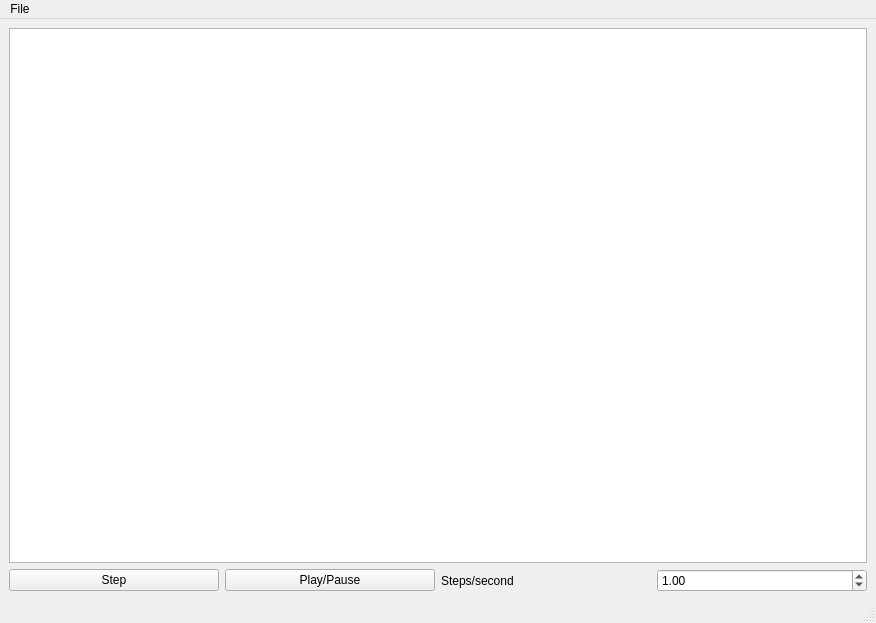
Old version of the form src/mainwindow.ui in the repository Schmuliz/verkkosimulaatio.
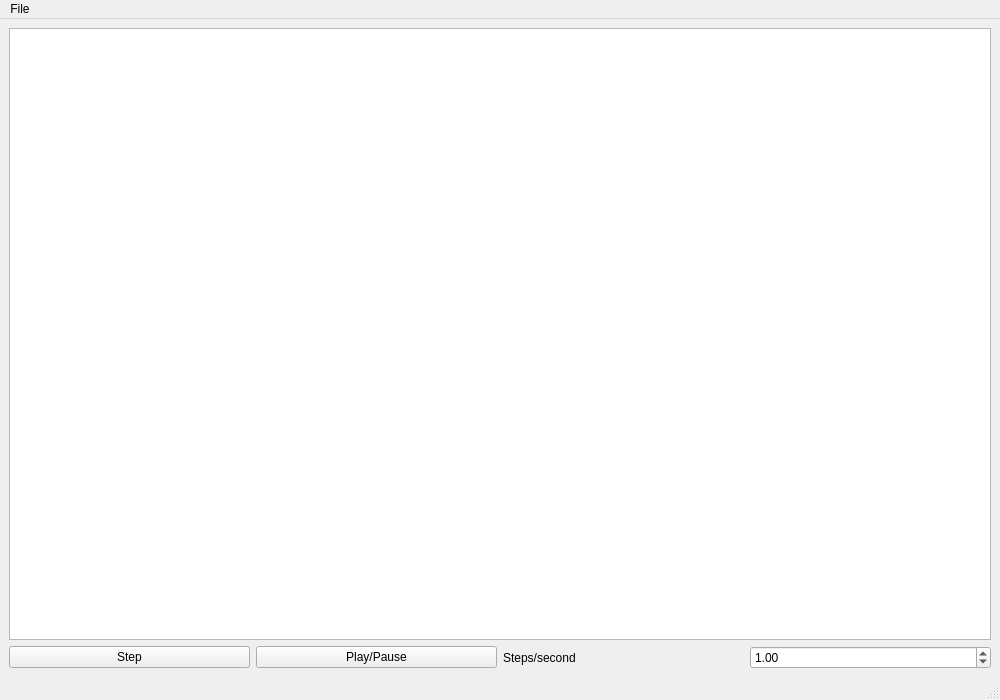
New version of the form.

```diff
--- a/src/mainwindow.ui
+++ b/src/mainwindow.ui
@@ -6,8 +6,8 @@
    <rect>
     <x>0</x>
     <y>0</y>
-    <width>876</width>
-    <height>623</height>
+    <width>1000</width>
+    <height>700</height>
    </rect>
   </property>
   <property name="windowTitle">
@@ -89,8 +89,8 @@
     <rect>
      <x>0</x>
      <y>0</y>
-     <width>876</width>
-     <height>22</height>
+     <width>1000</width>
+     <height>29</height>
     </rect>
    </property>
    <widget class="QMenu" name="menuFile">
```
